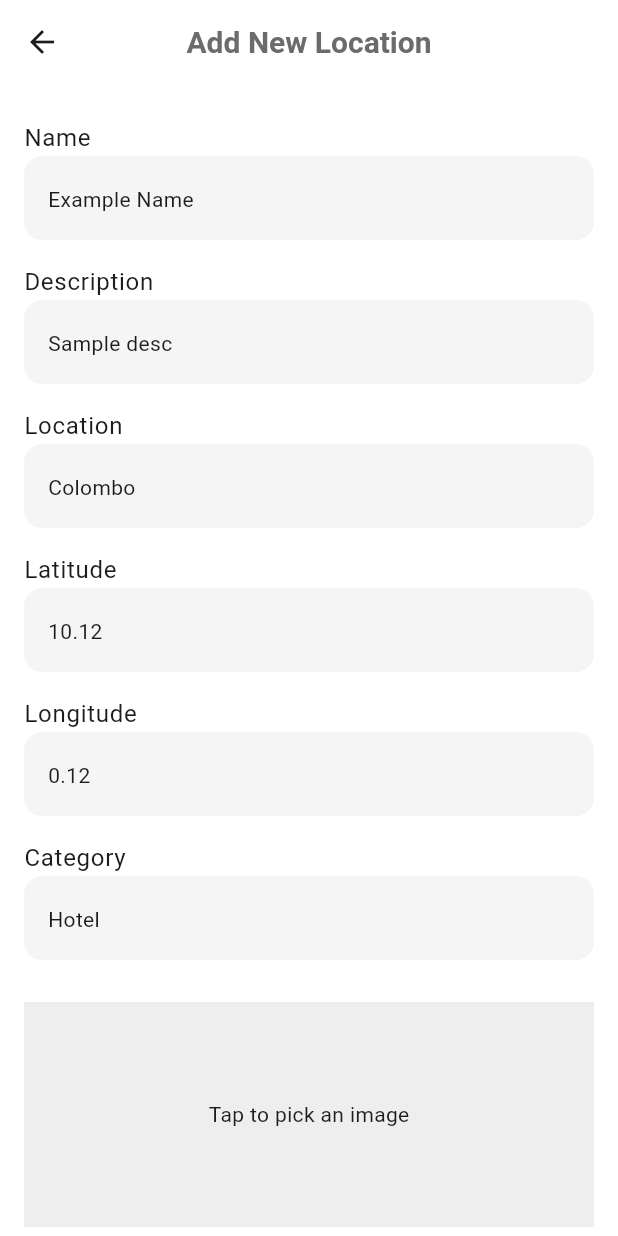
After one commit to gimhantharuke456/magadige, a Flutter app: the AddLocationView screen opened directly, on a phone screen of 412 x 824 dp. The commit adds this screen. Run offline on Flutter 3.47's test engine with Material 3 defaults, Android fonts, the phone set to English and light mode, and no system bars; our stand-ins replace cloud_firestore, firebase_auth, firebase_core, firebase_storage, flutter_rating_bar, geolocator and 4 more; accounts and stored records are empty.

Commit message:
ADD:add location feature added

```diff
--- a/lib/main.dart
+++ b/lib/main.dart
@@ -1,11 +1,13 @@
 import 'package:firebase_core/firebase_core.dart';
 import 'package:flutter/material.dart';
+
 import 'package:magadige/views/splash.view.dart';
 
 void main() async {
   WidgetsFlutterBinding.ensureInitialized();
 
   await Firebase.initializeApp();
+
   runApp(const MyApp());
 }
 
--- a/lib/modules/feed/user.data.container.dart
+++ b/lib/modules/feed/user.data.container.dart
@@ -8,7 +8,8 @@ import 'package:magadige/utils/index.dart';
 
 class UserDataContiner extends StatelessWidget {
   final String uid;
-  const UserDataContiner({super.key, required this.uid});
+  final VoidCallback? onTap;
+  const UserDataContiner({super.key, required this.uid, this.onTap});
 
   @override
   Widget build(BuildContext context) {
@@ -24,7 +25,8 @@ class UserDataContiner extends StatelessWidget {
           }
           AppUser user = AppUser.fromDocumentSnapshot(snapshot.data!);
           return InkWell(
-            onTap: () {
+            onTap: onTap ??
+                () {
                   if (user.id == FirebaseAuth.instance.currentUser?.uid) {
                     context.navigator(context, const ProfileView());
                   } else {
--- /dev/null
+++ b/lib/modules/home/add.location.view.dart
@@ -0,0 +1,210 @@
+import 'package:flutter/material.dart';
+import 'package:cloud_firestore/cloud_firestore.dart';
+import 'package:firebase_storage/firebase_storage.dart';
+import 'package:image_picker/image_picker.dart';
+import 'package:magadige/constants.dart';
+import 'dart:io';
+
+import 'package:magadige/models/travel.location.model.dart';
+import 'package:magadige/modules/home/travel.location.service.dart';
+import 'package:magadige/widgets/custom.filled.button.dart';
+import 'package:magadige/widgets/custom.input.field.dart';
+
+class AddLocationView extends StatefulWidget {
+  const AddLocationView({Key? key}) : super(key: key);
+
+  @override
+  _AddLocationViewState createState() => _AddLocationViewState();
+}
+
+class _AddLocationViewState extends State<AddLocationView> {
+  final _formKey = GlobalKey<FormState>();
+  final _nameController = TextEditingController();
+  final _descriptionController = TextEditingController();
+  final _imageUrlController = TextEditingController();
+  final _addressController = TextEditingController();
+  final _latitudeController = TextEditingController();
+  final _longitudeController = TextEditingController();
+  final _categoryController = TextEditingController();
+
+  final TravelLocationService _locationService = TravelLocationService();
+  File? _imageFile;
+  bool _isUploading = false;
+
+  final ImagePicker _picker = ImagePicker();
+
+  @override
+  void dispose() {
+    _nameController.dispose();
+    _descriptionController.dispose();
+    _imageUrlController.dispose();
+    _addressController.dispose();
+    _latitudeController.dispose();
+    _longitudeController.dispose();
+    _categoryController.dispose();
+    super.dispose();
+  }
+
+  Future<void> _pickImage() async {
+    final pickedFile = await _picker.pickImage(source: ImageSource.gallery);
+
+    if (pickedFile != null) {
+      setState(() {
+        _imageFile = File(pickedFile.path);
+      });
+    }
+  }
+
+  Future<String?> _uploadImage(File image) async {
+    try {
+      setState(() {
+        _isUploading = true;
+      });
+      final storageRef = FirebaseStorage.instance
+          .ref()
+          .child('locations/${DateTime.now().millisecondsSinceEpoch}.jpg');
+      final uploadTask = storageRef.putFile(image);
+      final snapshot = await uploadTask.whenComplete(() => null);
+      final downloadUrl = await snapshot.ref.getDownloadURL();
+      return downloadUrl;
+    } catch (e) {
+      ScaffoldMessenger.of(context).showSnackBar(
+        SnackBar(content: Text('Error uploading image: $e')),
+      );
+      return null;
+    } finally {
+      setState(() {
+        _isUploading = false;
+      });
+    }
+  }
+
+  void _submitForm() async {
+    if (_formKey.currentState!.validate() && _imageFile != null) {
+      final downloadUrl = await _uploadImage(_imageFile!);
+
+      if (downloadUrl != null) {
+        final newLocation = TravelLocation(
+          id: FirebaseFirestore.instance.collection('locations').doc().id,
+          name: _nameController.text,
+          description: _descriptionController.text,
+          imageUrl: downloadUrl,
+          address: _addressController.text,
+          locationLatitude: double.parse(_latitudeController.text),
+          locationLongitude: double.parse(_longitudeController.text),
+          category: _categoryController.text,
+        );
+
+        try {
+          await _locationService.addTravelLocation(newLocation);
+          ScaffoldMessenger.of(context).showSnackBar(
+            SnackBar(content: Text('Location added successfully')),
+          );
+          Navigator.pop(context); // Go back to the previous screen
+        } catch (e) {
+          ScaffoldMessenger.of(context).showSnackBar(
+            SnackBar(content: Text('Error adding location: $e')),
+          );
+        }
+      }
+    } else {
+      ScaffoldMessenger.of(context).showSnackBar(
+        SnackBar(content: Text('Please complete the form and upload an image')),
+      );
+    }
+  }
+
+  @override
+  Widget build(BuildContext context) {
+    return Scaffold(
+      appBar: AppBar(
+        title: Text(
+          'Add New Location',
+          style: TextStyle(color: titleGrey),
+        ),
+      ),
+      body: SingleChildScrollView(
+        padding: EdgeInsets.all(16.0),
+        child: Form(
+          key: _formKey,
+          child: Column(
+            crossAxisAlignment: CrossAxisAlignment.stretch,
+            children: [
+              CustomInputField(
+                controller: _nameController,
+                hint: "Example Name",
+                label: "Name",
+                validator: (value) =>
+                    value!.isEmpty ? 'Please enter a name' : null,
+              ),
+              CustomInputField(
+                controller: _descriptionController,
+                label: "Description",
+                hint: "Sample desc",
+                validator: (value) =>
+                    value!.isEmpty ? 'Please enter a description' : null,
+              ),
+              CustomInputField(
+                controller: _addressController,
+                hint: "Colombo",
+                label: "Location",
+                validator: (value) =>
+                    value!.isEmpty ? 'Please enter an address' : null,
+              ),
+              CustomInputField(
+                controller: _latitudeController,
+                label: "Latitude",
+                hint: "10.12",
+                inputType: TextInputType.number,
+                validator: (value) =>
+                    value!.isEmpty || double.tryParse(value) == null
+                        ? 'Please enter a valid latitude'
+                        : null,
+              ),
+              CustomInputField(
+                controller: _longitudeController,
+                label: "Longitude",
+                hint: "0.12",
+                inputType: TextInputType.number,
+                validator: (value) =>
+                    value!.isEmpty || double.tryParse(value) == null
+                        ? 'Please enter a valid longitude'
+                        : null,
+              ),
+              CustomInputField(
+                controller: _categoryController,
+                label: "Category",
+                hint: "Hotel",
+                validator: (value) =>
+                    value!.isEmpty ? 'Please enter a category' : null,
+              ),
+              SizedBox(height: 20),
+              GestureDetector(
+                onTap: _pickImage,
+                child: _imageFile != null
+                    ? Image.file(
+                        _imageFile!,
+                        height: 150,
+                        fit: BoxFit.cover,
+                      )
+                    : Container(
+                        height: 150,
+                        color: Colors.grey[200],
+                        child: Center(
+                          child: Text('Tap to pick an image'),
+                        ),
+                      ),
+              ),
+              SizedBox(height: 20),
+              CustomButton(
+                onPressed: _isUploading ? () {} : _submitForm,
+                loading: _isUploading,
+                text: "Add Location",
+              ),
+            ],
+          ),
+        ),
+      ),
+    );
+  }
+}
--- /dev/null
+++ b/lib/modules/home/travel.location.service.dart
@@ -0,0 +1,63 @@
+import 'package:cloud_firestore/cloud_firestore.dart';
+import 'package:magadige/models/travel.location.model.dart';
+
+class TravelLocationService {
+  final CollectionReference _locationsCollection =
+      FirebaseFirestore.instance.collection('locations');
+
+  // Create a new travel location
+  Future<void> addTravelLocation(TravelLocation location) async {
+    await _locationsCollection.add(location.toMap());
+  }
+
+  // Read all travel locations
+  Stream<List<TravelLocation>> getTravelLocations() {
+    return _locationsCollection.snapshots().map((snapshot) {
+      return snapshot.docs
+          .map((doc) => TravelLocation.fromDocumentSnapshot(
+              doc as DocumentSnapshot<Map<String, dynamic>>))
+          .toList();
+    });
+  }
+
+  // Read a single travel location by ID
+  Future<TravelLocation?> getTravelLocationById(String id) async {
+    DocumentSnapshot doc = await _locationsCollection.doc(id).get();
+    if (doc.exists) {
+      return TravelLocation.fromDocumentSnapshot(
+          doc as DocumentSnapshot<Map<String, dynamic>>);
+    }
+    return null;
+  }
+
+  // Update a travel location
+  Future<void> updateTravelLocation(TravelLocation location) async {
+    await _locationsCollection.doc(location.id).update(location.toMap());
+  }
+
+  // Delete a travel location
+  Future<void> deleteTravelLocation(String id) async {
+    await _locationsCollection.doc(id).delete();
+  }
+
+  // Add dummy locations to Firestore
+  Future<void> addDummyLocations() async {
+    for (var location in dummyLocations) {
+      await addTravelLocation(location);
+    }
+  }
+
+  // Check if dummy data exists
+  Future<bool> dummyDataExists() async {
+    QuerySnapshot snapshot = await _locationsCollection.limit(1).get();
+    return snapshot.docs.isNotEmpty;
+  }
+
+  // Initialize Firestore with dummy data if it's empty
+  Future<void> initializeFirestore() async {
+    bool exists = await dummyDataExists();
+    if (!exists) {
+      await addDummyLocations();
+    }
+  }
+}
--- a/lib/modules/plan/plan.list.dart
+++ b/lib/modules/plan/plan.list.dart
@@ -3,6 +3,7 @@ import 'package:cloud_firestore/cloud_firestore.dart';
 import 'package:firebase_auth/firebase_auth.dart';
 import 'package:magadige/models/travel.location.model.dart';
 import 'package:magadige/models/travel.plan.dart'; // Assuming this is the location of your service file
+import 'package:magadige/modules/plan/create.plan.view.dart';
 import 'package:magadige/modules/plan/single.plan.view.dart';
 import 'package:magadige/utils/index.dart';
 
@@ -66,7 +67,7 @@ class PlanList extends StatelessWidget {
       ),
       floatingActionButton: FloatingActionButton(
         onPressed: () {
-          // Handle Create New Trip
+          context.navigator(context, const CreatePlanView());
         },
         backgroundColor: Colors.green,
         child: const Icon(Icons.add),
--- a/lib/widgets/app.drawer.dart
+++ b/lib/widgets/app.drawer.dart
@@ -2,6 +2,7 @@ import 'package:flutter/material.dart';
 import 'package:magadige/constants.dart';
 import 'package:magadige/modules/auth/login.dart';
 import 'package:magadige/modules/auth/service.dart';
+import 'package:magadige/modules/home/add.location.view.dart';
 import 'package:magadige/modules/plan/plan.list.dart';
 import 'package:magadige/utils/index.dart';
 
@@ -33,9 +34,9 @@ class AppDrawer extends StatelessWidget {
             },
           ),
           ListTile(
-            title: Text('Upgrade Premium'),
+            title: Text('Add Location'),
             onTap: () {
-              // Handle upgrade premium
+              context.navigator(context, const AddLocationView());
             },
           ),
           ListTile(
--- a/pubspec.yaml
+++ b/pubspec.yaml
@@ -48,6 +48,7 @@ dependencies:
   palette_generator: ^0.3.3+2
   shared_preferences: ^2.2.3
   permission_handler: ^11.3.1
+  share_plus: ^10.0.0
 
 dev_dependencies:
   flutter_test:
```
Also changed, not shown: lib/modules/friends/friend.list.dart (added, +63 -0 lines), lib/modules/home/all.locations.view.dart (+27 -8 lines), lib/modules/home/home.view.dart (+27 -2 lines), lib/modules/plan/single.plan.view.dart (+19 -0 lines), pubspec.lock, 7 other files. Lines whose indentation alone changed are shown as unchanged.
